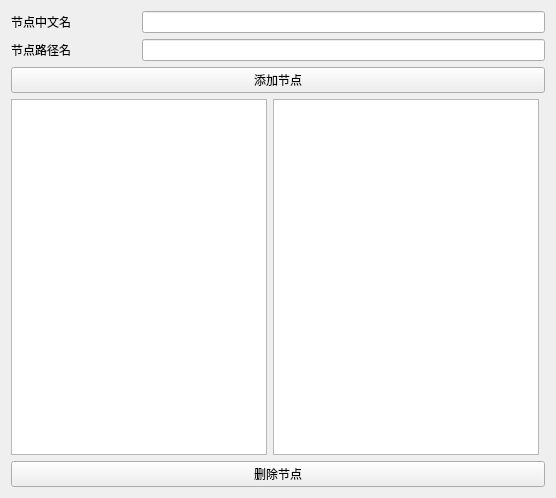
Ying3141/yizumi-monitor, file hs_collect_setting.ui: the form before one commit.
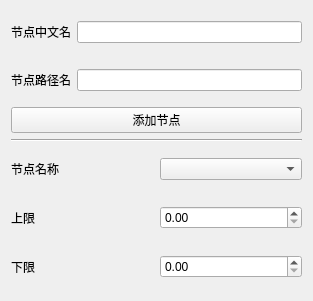
The form after the commit.

Diff of the .ui file:
```diff
--- a/hs_collect_setting.ui
+++ b/hs_collect_setting.ui
@@ -6,53 +6,142 @@
    <rect>
     <x>0</x>
     <y>0</y>
-    <width>556</width>
-    <height>498</height>
+    <width>313</width>
+    <height>301</height>
    </rect>
   </property>
   <property name="windowTitle">
    <string>Form</string>
   </property>
-  <layout class="QGridLayout" name="gridLayout">
-   <item row="4" column="0" colspan="4">
-    <widget class="QPushButton" name="pushButton_2">
+  <layout class="QVBoxLayout" name="verticalLayout_3">
+   <item>
+    <layout class="QVBoxLayout" name="verticalLayout">
+     <item>
+      <layout class="QHBoxLayout" name="horizontalLayout">
+       <property name="topMargin">
+        <number>10</number>
+       </property>
+       <property name="bottomMargin">
+        <number>10</number>
+       </property>
+       <item>
+        <widget class="QLabel" name="chinese_name">
      <property name="text">
-      <string>删除节点</string>
+          <string>节点中文名</string>
      </property>
     </widget>
    </item>
-   <item row="1" column="0">
+       <item>
+        <widget class="QLineEdit" name="ch_input">
+         <property name="sizePolicy">
+          <sizepolicy hsizetype="Expanding" vsizetype="Fixed">
+           <horstretch>0</horstretch>
+           <verstretch>0</verstretch>
+          </sizepolicy>
+         </property>
+        </widget>
+       </item>
+      </layout>
+     </item>
+     <item>
+      <layout class="QHBoxLayout" name="horizontalLayout_2">
+       <property name="topMargin">
+        <number>10</number>
+       </property>
+       <property name="bottomMargin">
+        <number>10</number>
+       </property>
+       <item>
     <widget class="QLabel" name="node_name">
      <property name="text">
       <string>节点路径名</string>
      </property>
     </widget>
    </item>
-   <item row="2" column="0" colspan="4">
+       <item>
+        <widget class="QLineEdit" name="node_input"/>
+       </item>
+      </layout>
+     </item>
+     <item>
     <widget class="QPushButton" name="pushButton">
      <property name="text">
       <string>添加节点</string>
      </property>
     </widget>
    </item>
-   <item row="1" column="1" colspan="3">
-    <widget class="QLineEdit" name="node_input"/>
+    </layout>
    </item>
-   <item row="3" column="0" colspan="2">
-    <widget class="QPlainTextEdit" name="node_names"/>
+   <item>
+    <widget class="Line" name="line">
+     <property name="orientation">
+      <enum>Qt::Horizontal</enum>
+     </property>
+    </widget>
    </item>
-   <item row="0" column="0">
-    <widget class="QLabel" name="chinese_name">
+   <item>
+    <layout class="QVBoxLayout" name="verticalLayout_2">
+     <item>
+      <layout class="QHBoxLayout" name="horizontalLayout_3">
+       <property name="topMargin">
+        <number>10</number>
+       </property>
+       <property name="bottomMargin">
+        <number>10</number>
+       </property>
+       <item>
+        <widget class="QLabel" name="NodeName">
      <property name="text">
-      <string>节点中文名</string>
+          <string>节点名称</string>
      </property>
     </widget>
    </item>
-   <item row="0" column="1" colspan="3">
-    <widget class="QLineEdit" name="ch_input"/>
-   </item>
-   <item row="3" column="2">
-    <widget class="QPlainTextEdit" name="chinese_names"/>
+       <item>
+        <widget class="QComboBox" name="nodename_comboBox"/>
+       </item>
+      </layout>
+     </item>
+     <item>
+      <layout class="QHBoxLayout" name="horizontalLayout_4">
+       <property name="topMargin">
+        <number>10</number>
+       </property>
+       <property name="bottomMargin">
+        <number>10</number>
+       </property>
+       <item>
+        <widget class="QLabel" name="UpLimit">
+         <property name="text">
+          <string>上限</string>
+         </property>
+        </widget>
+       </item>
+       <item>
+        <widget class="QDoubleSpinBox" name="uplimit_doubleSpinBox"/>
+       </item>
+      </layout>
+     </item>
+     <item>
+      <layout class="QHBoxLayout" name="horizontalLayout_5">
+       <property name="topMargin">
+        <number>10</number>
+       </property>
+       <property name="bottomMargin">
+        <number>10</number>
+       </property>
+       <item>
+        <widget class="QLabel" name="DownLimit">
+         <property name="text">
+          <string>下限</string>
+         </property>
+        </widget>
+       </item>
+       <item>
+        <widget class="QDoubleSpinBox" name="downlimit_doubleSpinBox"/>
+       </item>
+      </layout>
+     </item>
+    </layout>
    </item>
   </layout>
  </widget>
```
Lines whose indentation alone changed are shown as unchanged.
